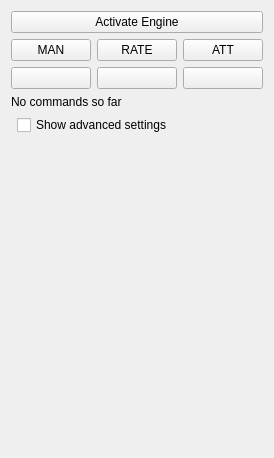
Before: the Qt Designer form src/ui/UASSkyeControl.ui in skye-git/qgroundcontrol-old, drawn with Qt 5.
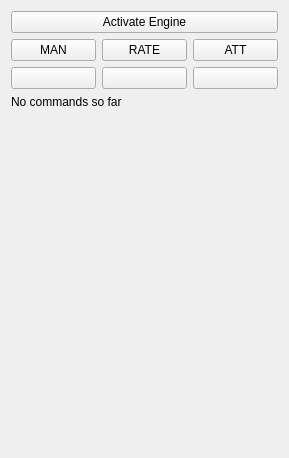
After: the same form once the commit is applied.

Commit message: Move advanced settings to tabbed info view

Patch:
```diff
--- a/src/ui/UASSkyeControl.ui
+++ b/src/ui/UASSkyeControl.ui
@@ -6,7 +6,7 @@
    <rect>
     <x>0</x>
     <y>0</y>
-    <width>218</width>
+    <width>289</width>
     <height>458</height>
    </rect>
   </property>
@@ -240,13 +240,6 @@
      <property name="fieldGrowthPolicy">
       <enum>QFormLayout::AllNonFixedFieldsGrow</enum>
      </property>
-     <item row="1" column="1">
-      <widget class="QCheckBox" name="advancedCheckBox">
-       <property name="text">
-        <string>Show advanced settings</string>
-       </property>
-      </widget>
-     </item>
     </layout>
    </item>
    <item>
```
Left out of the diff: 1 changed line with no effect on the pictures. The commit also changes 4 other files.
